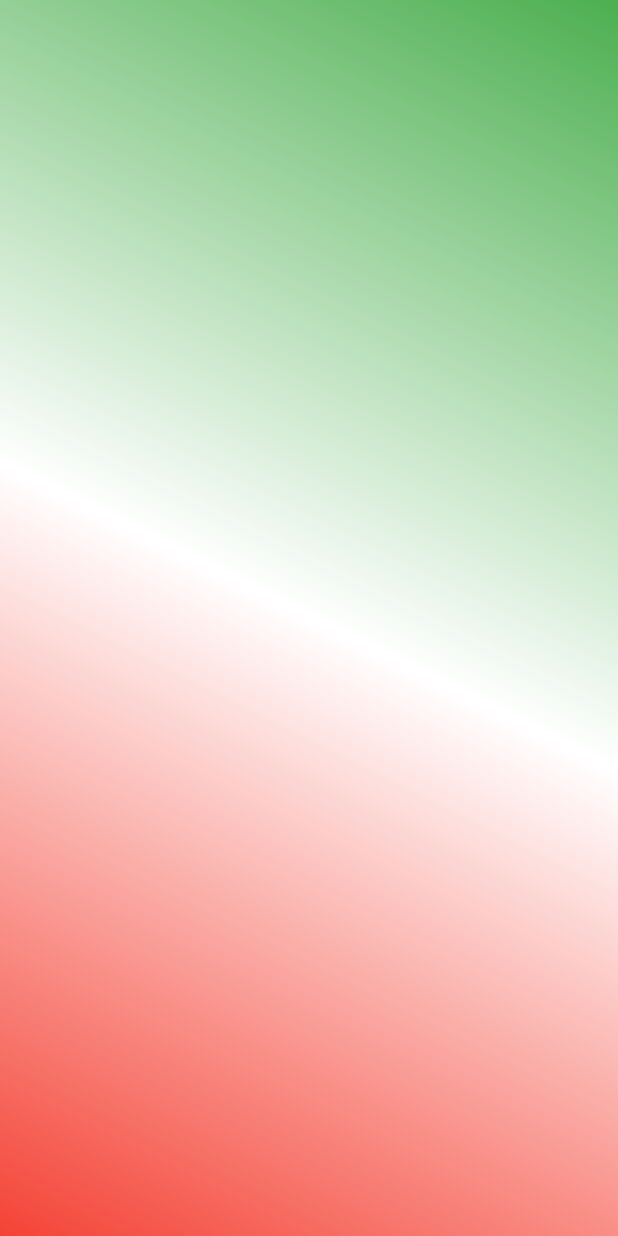
After one commit to tersugh/Hackathon, a Flutter app: the AppBackground screen opened directly, on a phone screen of 412 x 824 dp. The commit adds this screen. Run offline on Flutter 3.47's test engine with Material 2 defaults, Android fonts, the phone set to English and light mode, and no system bars; our stand-ins replace shared_preferences; missing offline and left inert: onboarding; accounts and stored records are empty.

Commit message:
Added app bg widget

```diff
--- a/lib/screens/home_screen.dart
+++ b/lib/screens/home_screen.dart
@@ -1,5 +1,6 @@
 import 'package:flutter/material.dart';
 import 'package:hackathon/models/constants.dart';
+import 'package:hackathon/widgets/app_bg.dart';
 import 'package:shared_preferences/shared_preferences.dart';
 
 class HomeScreen extends StatefulWidget {
@@ -24,16 +25,6 @@ class _HomeScreenState extends State<HomeScreen> {
 
   @override
   Widget build(BuildContext context) {
-    return Scaffold(
-        body: Stack(children: [
-      Container(
-          decoration: const BoxDecoration(
-              gradient: LinearGradient(
-        begin: Alignment.topRight,
-        end: Alignment.bottomLeft,
-        colors: [Colors.green, Colors.white, Colors.red],
-      ))),
-      // google map view
-    ]));
+    return AppBackground(child: Container());
   }
 }
--- /dev/null
+++ b/lib/widgets/app_bg.dart
@@ -0,0 +1,21 @@
+import 'package:flutter/material.dart';
+
+class AppBackground extends StatelessWidget {
+  final Widget child;
+  const AppBackground({Key? key, required this.child}) : super(key: key);
+
+  @override
+  Widget build(BuildContext context) {
+    return Scaffold(
+        body: Stack(children: [
+      Container(
+          decoration: const BoxDecoration(
+              gradient: LinearGradient(
+        begin: Alignment.topRight,
+        end: Alignment.bottomLeft,
+        colors: [Colors.green, Colors.white, Colors.red],
+      ))),
+      child
+    ]));
+  }
+}
```
